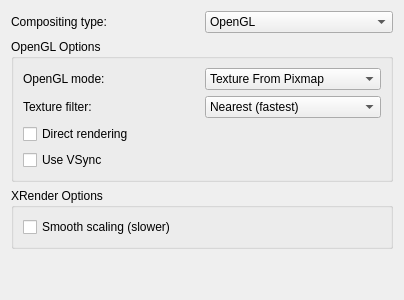
Old version of the form kcmkwin/kwincompositing/advanced.ui in the repository KDE/kwin.
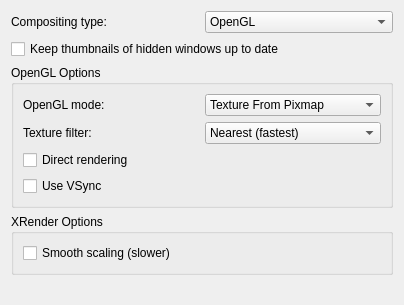
New version of the form.

Commit message: Add config option for keeping pixmaps of hidden windows up to date.

Patch:
```diff
--- a/kcmkwin/kwincompositing/advanced.ui
+++ b/kcmkwin/kwincompositing/advanced.ui
@@ -6,7 +6,7 @@
     <x>0</x>
     <y>0</y>
     <width>400</width>
-    <height>300</height>
+    <height>305</height>
    </rect>
   </property>
   <layout class="QVBoxLayout" >
@@ -35,6 +35,13 @@
      </item>
     </layout>
    </item>
+   <item>
+    <widget class="QCheckBox" name="updateThumbnails" >
+     <property name="text" >
+      <string>Keep thumbnails of hidden windows up to date</string>
+     </property>
+    </widget>
+   </item>
    <item>
     <widget class="QGroupBox" name="glGroup" >
      <property name="title" >
```
The commit also changes 2 other files.
